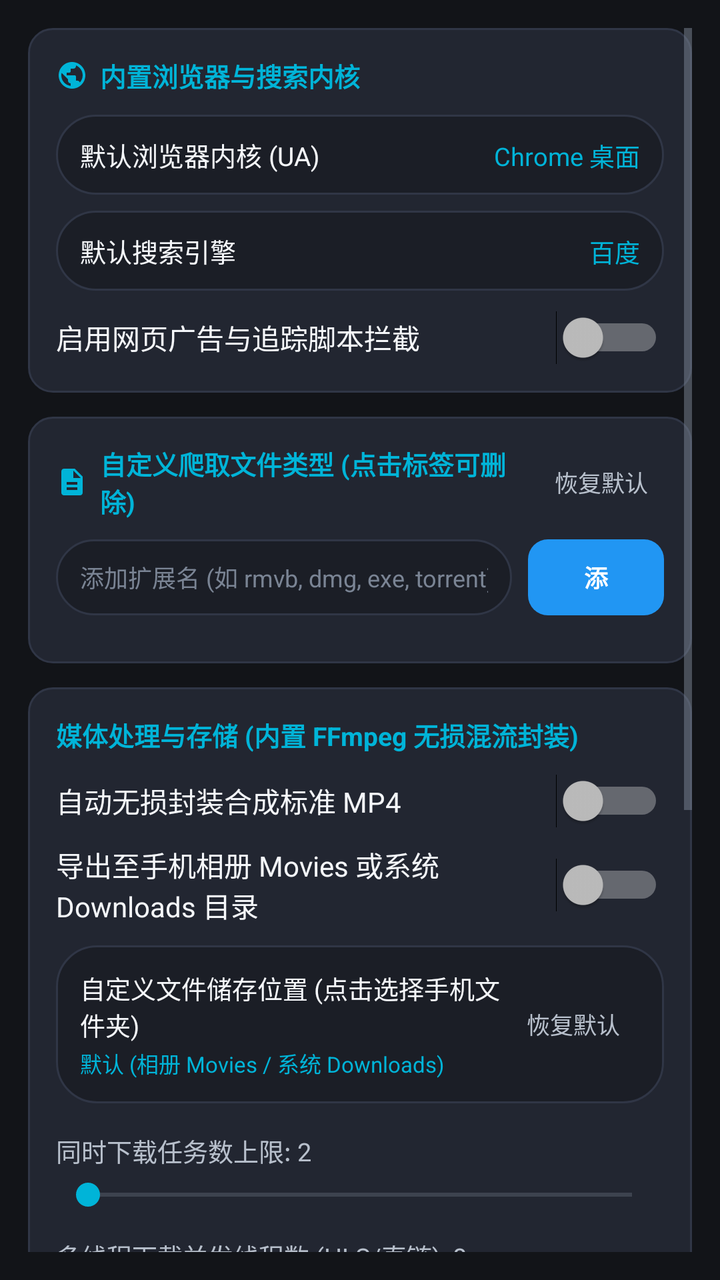
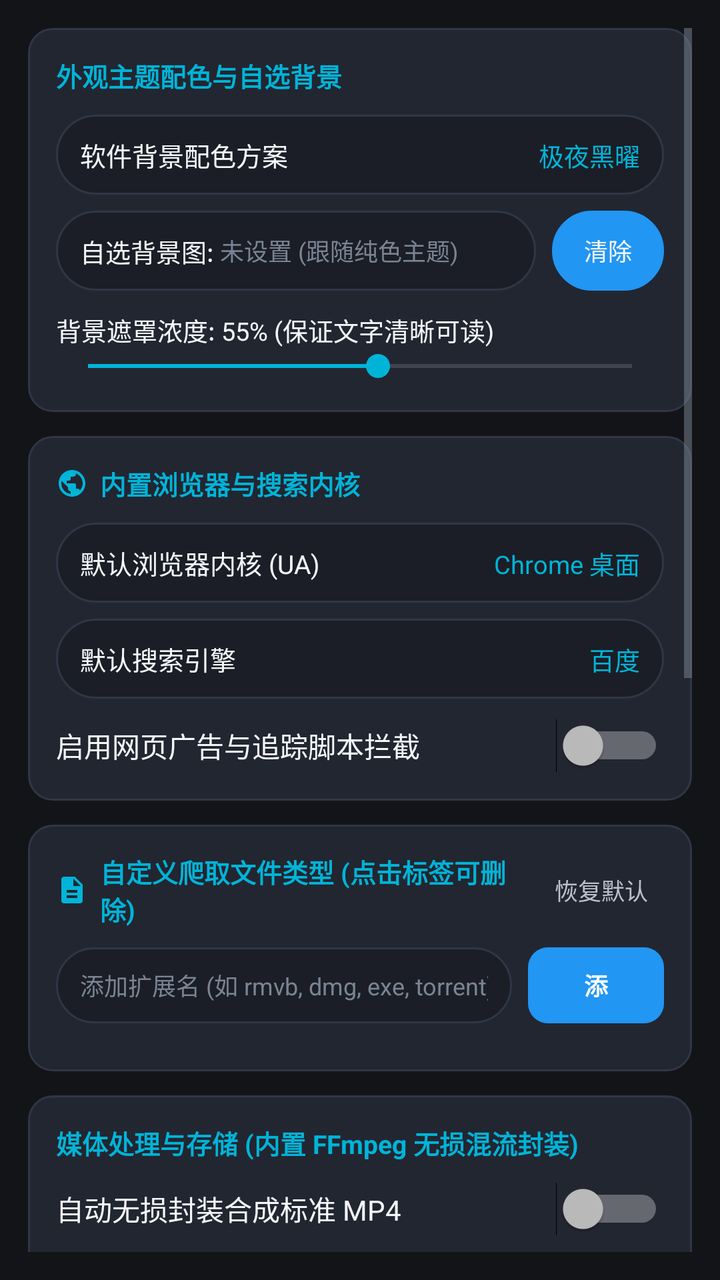

Before-and-after screenshots of an Android layout around one commit, followed by the original layout XML and the change that was made.
<!-- AndroidManifest.xml: application theme Theme.StarStream -->
<!-- res/layout/fragment_settings.xml -->
<?xml version="1.0" encoding="utf-8"?>
<ScrollView xmlns:android="http://schemas.android.com/apk/res/android"
    xmlns:app="http://schemas.android.com/apk/res-auto"
    android:layout_width="match_parent"
    android:layout_height="match_parent"
    android:background="@color/bg_main"
    android:padding="14dp">

    <LinearLayout
        android:layout_width="match_parent"
        android:layout_height="wrap_content"
        android:orientation="vertical">

        
        <LinearLayout
            android:layout_width="match_parent"
            android:layout_height="wrap_content"
            android:background="@drawable/bg_card"
            android:orientation="vertical"
            android:padding="14dp">

            <LinearLayout
                android:layout_width="wrap_content"
                android:layout_height="wrap_content"
                android:gravity="center_vertical"
                android:orientation="horizontal">

                <ImageView
                    android:layout_width="16dp"
                    android:layout_height="16dp"
                    android:layout_marginEnd="6dp"
                    android:contentDescription="浏览器"
                    android:src="@drawable/ic_browser"
                    app:tint="@color/accent_cyan" />

                <TextView
                    android:layout_width="wrap_content"
                    android:layout_height="wrap_content"
                    android:text="内置浏览器与搜索内核"
                    android:textColor="@color/accent_cyan"
                    android:textSize="13sp"
                    android:textStyle="bold" />
            </LinearLayout>

            <LinearLayout
                android:id="@+id/row_pick_ua"
                android:layout_width="match_parent"
                android:layout_height="40dp"
                android:layout_marginTop="10dp"
                android:background="@drawable/bg_input"
                android:gravity="center_vertical"
                android:orientation="horizontal"
                android:paddingHorizontal="12dp">

                <TextView
                    android:layout_width="0dp"
                    android:layout_height="wrap_content"
                    android:layout_weight="1"
                    android:text="默认浏览器内核 (UA)"
                    android:textColor="@color/text_primary"
                    android:textSize="13sp" />

                <TextView
                    android:id="@+id/tv_setting_ua"
                    android:layout_width="wrap_content"
                    android:layout_height="wrap_content"
                    android:text="Chrome 桌面"
                    android:textColor="@color/accent_cyan"
                    android:textSize="12.5sp" />
            </LinearLayout>

            <LinearLayout
                android:id="@+id/row_pick_engine"
                android:layout_width="match_parent"
                android:layout_height="40dp"
                android:layout_marginTop="8dp"
                android:background="@drawable/bg_input"
                android:gravity="center_vertical"
                android:orientation="horizontal"
                android:paddingHorizontal="12dp">

                <TextView
                    android:layout_width="0dp"
                    android:layout_height="wrap_content"
                    android:layout_weight="1"
                    android:text="默认搜索引擎"
                    android:textColor="@color/text_primary"
                    android:textSize="13sp" />

                <TextView
                    android:id="@+id/tv_setting_engine"
                    android:layout_width="wrap_content"
                    android:layout_height="wrap_content"
                    android:text="百度"
                    android:textColor="@color/accent_cyan"
                    android:textSize="12.5sp" />
            </LinearLayout>

            <Switch
                android:id="@+id/sw_ad_block"
                android:layout_width="match_parent"
                android:layout_height="wrap_content"
                android:layout_marginTop="10dp"
                android:text="启用网页广告与追踪脚本拦截"
                android:textColor="@color/text_primary" />
        </LinearLayout>

        
        <LinearLayout
            android:layout_width="match_parent"
            android:layout_height="wrap_content"
            android:layout_marginTop="12dp"
            android:background="@drawable/bg_card"
            android:orientation="vertical"
            android:padding="14dp">

            <LinearLayout
                android:layout_width="match_parent"
                android:layout_height="wrap_content"
                android:gravity="center_vertical"
                android:orientation="horizontal">

                <ImageView
                    android:layout_width="16dp"
                    android:layout_height="16dp"
                    android:layout_marginEnd="6dp"
                    android:contentDescription="嗅探"
                    android:src="@drawable/ic_file"
                    app:tint="@color/accent_cyan" />

                <TextView
                    android:layout_width="0dp"
                    android:layout_height="wrap_content"
                    android:layout_weight="1"
                    android:text="自定义爬取文件类型 (点击标签可删除)"
                    android:textColor="@color/accent_cyan"
                    android:textSize="13sp"
                    android:textStyle="bold" />

                <TextView
                    android:id="@+id/btn_reset_exts"
                    android:layout_width="wrap_content"
                    android:layout_height="wrap_content"
                    android:paddingHorizontal="8dp"
                    android:paddingVertical="4dp"
                    android:text="恢复默认"
                    android:textColor="@color/text_secondary"
                    android:textSize="11.5sp" />
            </LinearLayout>

            <LinearLayout
                android:layout_width="match_parent"
                android:layout_height="wrap_content"
                android:layout_marginTop="10dp"
                android:gravity="center_vertical"
                android:orientation="horizontal">

                <EditText
                    android:id="@+id/et_add_ext"
                    android:layout_width="0dp"
                    android:layout_height="38dp"
                    android:layout_marginEnd="8dp"
                    android:layout_weight="1"
                    android:background="@drawable/bg_input"
                    android:hint="添加扩展名 (如 rmvb, dmg, exe, torrent)"
                    android:paddingHorizontal="12dp"
                    android:singleLine="true"
                    android:textColor="@color/text_primary"
                    android:textColorHint="@color/text_muted"
                    android:textSize="12sp" />

                <Button
                    android:id="@+id/btn_add_ext"
                    android:layout_width="68dp"
                    android:layout_height="38dp"
                    android:background="@drawable/bg_btn_primary"
                    android:text="添加"
                    android:textColor="#FFFFFF"
                    android:textSize="12sp"
                    android:textStyle="bold" />
            </LinearLayout>

            <HorizontalScrollView
                android:layout_width="match_parent"
                android:layout_height="wrap_content"
                android:layout_marginTop="10dp"
                android:scrollbars="none">

                <LinearLayout
                    android:id="@+id/ext_chips_grid"
                    android:layout_width="wrap_content"
                    android:layout_height="wrap_content"
                    android:orientation="vertical" />
            </HorizontalScrollView>
        </LinearLayout>

        
        <LinearLayout
            android:layout_width="match_parent"
            android:layout_height="wrap_content"
            android:layout_marginTop="12dp"
            android:background="@drawable/bg_card"
            android:orientation="vertical"
            android:padding="14dp">

            <TextView
                android:layout_width="wrap_content"
                android:layout_height="wrap_content"
                android:text="媒体处理与存储 (内置 FFmpeg 无损混流封装)"
                android:textColor="@color/accent_cyan"
                android:textSize="13sp"
                android:textStyle="bold" />

            <Switch
                android:id="@+id/sw_auto_mp4"
                android:layout_width="match_parent"
                android:layout_height="wrap_content"
                android:layout_marginTop="10dp"
                android:text="自动无损封装合成标准 MP4"
                android:textColor="@color/text_primary" />

            <Switch
                android:id="@+id/sw_save_gallery"
                android:layout_width="match_parent"
                android:layout_height="wrap_content"
                android:layout_marginTop="8dp"
                android:text="导出至手机相册 Movies 或系统 Downloads 目录"
                android:textColor="@color/text_primary" />

            <LinearLayout
                android:id="@+id/row_pick_storage"
                android:layout_width="match_parent"
                android:layout_height="wrap_content"
                android:layout_marginTop="10dp"
                android:background="@drawable/bg_input"
                android:gravity="center_vertical"
                android:orientation="horizontal"
                android:padding="12dp">

                <LinearLayout
                    android:layout_width="0dp"
                    android:layout_height="wrap_content"
                    android:layout_weight="1"
                    android:orientation="vertical">

                    <TextView
                        android:layout_width="wrap_content"
                        android:layout_height="wrap_content"
                        android:text="自定义文件储存位置 (点击选择手机文件夹)"
                        android:textColor="@color/text_primary"
                        android:textSize="12.5sp" />

                    <TextView
                        android:id="@+id/tv_storage_path"
                        android:layout_width="wrap_content"
                        android:layout_height="wrap_content"
                        android:layout_marginTop="2dp"
                        android:text="默认 (相册 Movies / 系统 Downloads)"
                        android:textColor="@color/accent_cyan"
                        android:textSize="11sp" />
                </LinearLayout>

                <TextView
                    android:id="@+id/btn_reset_storage"
                    android:layout_width="wrap_content"
                    android:layout_height="wrap_content"
                    android:paddingHorizontal="10dp"
                    android:paddingVertical="6dp"
                    android:text="恢复默认"
                    android:textColor="@color/text_secondary"
                    android:textSize="11.5sp" />
            </LinearLayout>

            <TextView
                android:id="@+id/tv_concurrent_label"
                android:layout_width="wrap_content"
                android:layout_height="wrap_content"
                android:layout_marginTop="14dp"
                android:text="同时下载任务数上限: 2"
                android:textColor="@color/text_secondary"
                android:textSize="12.5sp" />

            <SeekBar
                android:id="@+id/sb_concurrent"
                android:layout_width="match_parent"
                android:layout_height="wrap_content"
                android:layout_marginTop="4dp"
                android:max="5" />

            <TextView
                android:id="@+id/tv_threads_label"
                android:layout_width="wrap_content"
                android:layout_height="wrap_content"
                android:layout_marginTop="12dp"
                android:text="多线程下载并发线程数 (HLS/直链): 8"
                android:textColor="@color/text_secondary"
                android:textSize="12.5sp" />

            <SeekBar
                android:id="@+id/sb_threads"
                android:layout_width="match_parent"
                android:layout_height="wrap_content"
                android:layout_marginTop="4dp"
                android:max="22" />
        </LinearLayout>

        
        <LinearLayout
            android:layout_width="match_parent"
            android:layout_height="wrap_content"
            android:layout_marginTop="12dp"
            android:background="@drawable/bg_card"
            android:orientation="vertical"
            android:padding="14dp">

            <TextView
                android:layout_width="wrap_content"
                android:layout_height="wrap_content"
                android:text="HTTP 网络代理配置 (支持连接局域网代理)"
                android:textColor="@color/accent_cyan"
                android:textSize="13sp"
                android:textStyle="bold" />

            <Switch
                android:id="@+id/sw_use_proxy"
                android:layout_width="match_parent"
                android:layout_height="wrap_content"
                android:layout_marginTop="10dp"
                android:text="启用自定义 HTTP 代理"
                android:textColor="@color/text_primary" />

            <LinearLayout
                android:layout_width="match_parent"
                android:layout_height="wrap_content"
                android:layout_marginTop="10dp"
                android:orientation="horizontal">

                <EditText
                    android:id="@+id/et_proxy_host"
                    android:layout_width="0dp"
                    android:layout_height="40dp"
                    android:layout_marginEnd="8dp"
                    android:layout_weight="2"
                    android:background="@drawable/bg_input"
                    android:hint="代理 IP (如 127.0.0.1)"
                    android:paddingHorizontal="12dp"
                    android:textColor="@color/text_primary"
                    android:textColorHint="@color/text_muted"
                    android:textSize="12.5sp" />

                <EditText
                    android:id="@+id/et_proxy_port"
                    android:layout_width="0dp"
                    android:layout_height="40dp"
                    android:layout_weight="1"
                    android:background="@drawable/bg_input"
                    android:hint="端口 7890"
                    android:inputType="number"
                    android:paddingHorizontal="12dp"
                    android:textColor="@color/text_primary"
                    android:textColorHint="@color/text_muted"
                    android:textSize="12.5sp" />
            </LinearLayout>

            <Button
                android:id="@+id/btn_save_settings"
                android:layout_width="match_parent"
                android:layout_height="40dp"
                android:layout_marginTop="14dp"
                android:background="@drawable/bg_btn_primary"
                android:text="保存全部设置"
                android:textColor="#FFFFFF"
                android:textSize="13sp"
                android:textStyle="bold" />

            <Button
                android:id="@+id/btn_replay_guide"
                android:layout_width="match_parent"
                android:layout_height="38dp"
                android:layout_marginTop="10dp"
                android:background="@drawable/bg_input"
                android:text="重新查看新手引导教程"
                android:textColor="@color/accent_cyan"
                android:textSize="12.5sp" />
        </LinearLayout>

        <TextView
            android:layout_width="match_parent"
            android:layout_height="wrap_content"
            android:layout_marginTop="16dp"
            android:layout_marginBottom="16dp"
            android:gravity="center"
            android:text="星流媒体嗅探与下载器 (StarStream Pro) Android v3.3.0\n作者: xuewexin · github.com/xuewexin/StarStream\n内置 FFmpeg 无损混流 · 全站音画合一 · 自定义嗅探扩展名"
            android:textColor="@color/text_muted"
            android:textSize="11sp" />
    </LinearLayout>
</ScrollView>
<!-- resources referenced by this layout -->
<resources>
  <color name="accent_cyan">#00B4D8</color>
  <color name="bg_main">#121418</color>
  <color name="text_muted">#7A8494</color>
  <color name="text_primary">#F5F7FA</color>
  <color name="text_secondary">#B8C0CC</color>
  <!-- drawable bg_btn_primary (drawable) -->
  <?xml version="1.0" encoding="utf-8"?>
  <shape xmlns:android="http://schemas.android.com/apk/res/android" android:shape="rectangle">
      <gradient
          android:angle="0"
          android:startColor="#2563EB"
          android:endColor="#4F46E5" />
      <corners android:radius="10dp" />
  </shape>
  <!-- drawable bg_card (drawable) -->
  <?xml version="1.0" encoding="utf-8"?>
  <shape xmlns:android="http://schemas.android.com/apk/res/android" android:shape="rectangle">
      <solid android:color="@color/bg_card" />
      <stroke android:width="1dp" android:color="@color/border_subtle" />
      <corners android:radius="12dp" />
  </shape>
  <!-- drawable bg_input (drawable) -->
  <?xml version="1.0" encoding="utf-8"?>
  <shape xmlns:android="http://schemas.android.com/apk/res/android" android:shape="rectangle">
      <solid android:color="@color/bg_panel" />
      <stroke android:width="1dp" android:color="@color/border_subtle" />
      <corners android:radius="20dp" />
  </shape>
  <!-- drawable ic_browser (drawable) -->
  <?xml version="1.0" encoding="utf-8"?>
  <vector xmlns:android="http://schemas.android.com/apk/res/android"
      android:width="24dp"
      android:height="24dp"
      android:viewportWidth="24"
      android:viewportHeight="24">
      <path
          android:fillColor="#FFFFFF"
          android:pathData="M12,2C6.48,2 2,6.48 2,12s4.48,10 10,10 10,-4.48 10,-10S17.52,2 12,2zM11,19.93c-3.95,-0.49 -7,-3.85 -7,-7.93 0,-0.62 0.08,-1.21 0.21,-1.79L9,15v1c0,1.1 0.9,2 2,2v1.93zM17.9,17.39c-0.26,-0.81 -1,-1.39 -1.9,-1.39h-1v-3c0,-0.55 -0.45,-1 -1,-1H8v-2h2c0.55,0 1,-0.45 1,-1V7h2c1.1,0 2,-0.9 2,-2v-0.41c2.93,1.19 5,4.06 5,7.41 0,2.08 -0.8,3.97 -2.1,5.39z" />
  </vector>
  <!-- drawable ic_file (drawable) -->
  <?xml version="1.0" encoding="utf-8"?>
  <vector xmlns:android="http://schemas.android.com/apk/res/android"
      android:width="24dp"
      android:height="24dp"
      android:viewportWidth="24"
      android:viewportHeight="24">
      <path
          android:fillColor="#FFFFFF"
          android:pathData="M14,2H6c-1.1,0 -1.99,0.9 -1.99,2L4,20c0,1.1 0.89,2 1.99,2H18c1.1,0 2,-0.9 2,-2V8l-6,-6zm2,16H8v-2h8v2zm0,-4H8v-2h8v2zm-3,-5V3.5L18.5,9H13z" />
  </vector>
  <style name="Theme.StarStream" parent="Theme.Material3.Dark.NoActionBar">
          <item name="colorPrimary">@color/accent_blue</item>
          <item name="colorOnPrimary">#FFFFFF</item>
          <item name="colorPrimaryContainer">@color/nav_indicator</item>
          <item name="colorOnPrimaryContainer">@color/accent_cyan</item>
          <item name="colorSecondary">@color/accent_cyan</item>
          <item name="colorSurface">@color/bg_panel</item>
          <item name="colorSurfaceContainer">@color/bg_card</item>
          <item name="android:windowBackground">@color/bg_main</item>
          <item name="android:statusBarColor">@color/bg_panel</item>
          <item name="android:navigationBarColor">@color/bg_panel</item>
          <item name="android:textColorPrimary">@color/text_primary</item>
          <item name="android:textColorSecondary">@color/text_muted</item>
      </style>
  <color name="bg_card">#222631</color>
  <color name="border_subtle">#303646</color>
  <color name="bg_panel">#1B1E26</color>
  <color name="accent_blue">#2196F3</color>
  <color name="nav_indicator">#1A334D</color>
</resources>

<!-- the commit's change to res/layout/fragment_settings.xml (unified diff, before → after) -->
@@ -10,6 +10,116 @@
         android:layout_width="match_parent"
         android:layout_height="wrap_content"
         android:orientation="vertical">
+
+        
+        <LinearLayout
+            android:layout_width="match_parent"
+            android:layout_height="wrap_content"
+            android:layout_marginBottom="12dp"
+            android:background="@drawable/bg_card"
+            android:orientation="vertical"
+            android:padding="14dp">
+
+            <TextView
+                android:layout_width="wrap_content"
+                android:layout_height="wrap_content"
+                android:text="外观主题配色与自选背景"
+                android:textColor="@color/accent_cyan"
+                android:textSize="13sp"
+                android:textStyle="bold" />
+
+            <LinearLayout
+                android:id="@+id/row_pick_theme"
+                android:layout_width="match_parent"
+                android:layout_height="40dp"
+                android:layout_marginTop="10dp"
+                android:background="@drawable/bg_input"
+                android:gravity="center_vertical"
+                android:orientation="horizontal"
+                android:paddingHorizontal="12dp">
+
+                <TextView
+                    android:layout_width="0dp"
+                    android:layout_height="wrap_content"
+                    android:layout_weight="1"
+                    android:text="软件背景配色方案"
+                    android:textColor="@color/text_primary"
+                    android:textSize="13sp" />
+
+                <TextView
+                    android:id="@+id/tv_setting_theme"
+                    android:layout_width="wrap_content"
+                    android:layout_height="wrap_content"
+                    android:text="极夜黑曜"
+                    android:textColor="@color/accent_cyan"
+                    android:textSize="12.5sp" />
+            </LinearLayout>
+
+            <LinearLayout
+                android:layout_width="match_parent"
+                android:layout_height="wrap_content"
+                android:layout_marginTop="8dp"
+                android:gravity="center_vertical"
+                android:orientation="horizontal">
+
+                <LinearLayout
+                    android:id="@+id/row_pick_bg"
+                    android:layout_width="0dp"
+                    android:layout_height="40dp"
+                    android:layout_weight="1"
+                    android:background="@drawable/bg_input"
+                    android:gravity="center_vertical"
+                    android:orientation="horizontal"
+                    android:paddingHorizontal="12dp">
+
+                    <TextView
+                        android:layout_width="wrap_content"
+                        android:layout_height="wrap_content"
+                        android:text="自选背景图: "
+                        android:textColor="@color/text_primary"
+                        android:textSize="12.5sp" />
+
+                    <TextView
+                        android:id="@+id/tv_custom_bg_status"
+                        android:layout_width="0dp"
+                        android:layout_height="wrap_content"
+                        android:layout_weight="1"
+                        android:ellipsize="end"
+                        android:maxLines="1"
+                        android:text="未设置 (跟随纯色主题)"
+                        android:textColor="@color/text_muted"
+                        android:textSize="12sp" />
+                </LinearLayout>
+
+                <Button
+                    android:id="@+id/btn_reset_bg"
+                    android:layout_width="wrap_content"
+                    android:layout_height="40dp"
+                    android:layout_marginStart="8dp"
+                    android:background="@drawable/bg_input"
+                    android:minWidth="56dp"
+                    android:paddingHorizontal="12dp"
+                    android:text="清除"
+                    android:textColor="@color/text_primary"
+                    android:textSize="12sp" />
+            </LinearLayout>
+
+            <TextView
+                android:id="@+id/tv_bg_dim_label"
+                android:layout_width="wrap_content"
+                android:layout_height="wrap_content"
+                android:layout_marginTop="10dp"
+                android:text="背景遮罩浓度: 55% (保证文字清晰可读)"
+                android:textColor="@color/text_primary"
+                android:textSize="12.5sp" />
+
+            <SeekBar
+                android:id="@+id/sb_bg_dim"
+                android:layout_width="match_parent"
+                android:layout_height="wrap_content"
+                android:max="75"
+                android:progress="40" />
+        </LinearLayout>
 
         
         <LinearLayout
